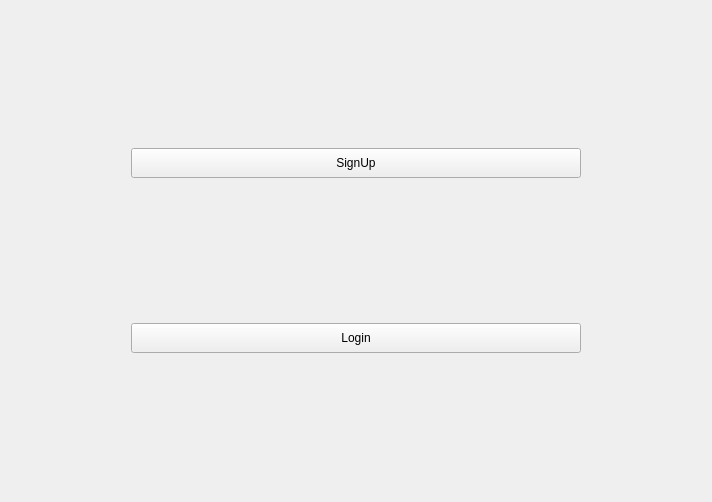
Above: mainwindow.ui from Kebabist/Messenger_C--_1 before the change. Below: the same form after it.
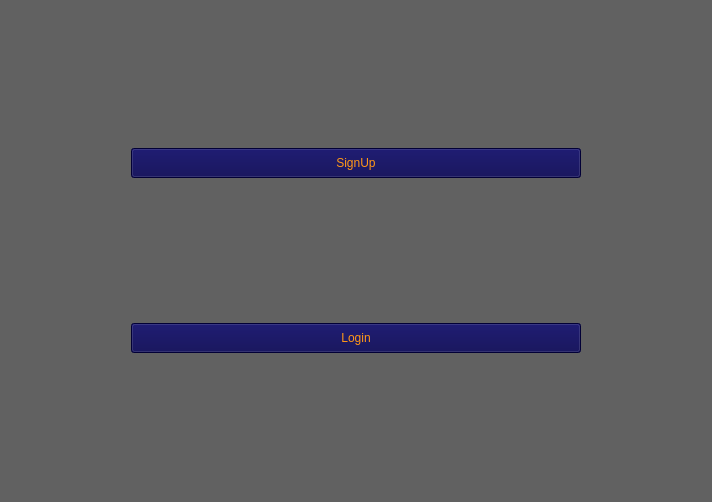
That is the form after the change.

Diff of the .ui file:
```diff
--- a/mainwindow.ui
+++ b/mainwindow.ui
@@ -13,6 +13,10 @@
   <property name="windowTitle">
    <string>MainWindow</string>
   </property>
+  <property name="styleSheet">
+   <string notr="true">background-color: rgb(97, 97, 97);
+color: rgb(255, 151, 23);</string>
+  </property>
   <widget class="QWidget" name="centralwidget">
    <layout class="QGridLayout" name="gridLayout">
     <item row="0" column="0">
@@ -38,6 +42,11 @@
       <property name="cursor">
        <cursorShape>PointingHandCursor</cursorShape>
       </property>
+      <property name="styleSheet">
+       <string notr="true">background-color: rgb(3, 0, 76);
+
+</string>
+      </property>
       <property name="text">
        <string>SignUp</string>
       </property>
@@ -60,6 +69,11 @@
       <property name="cursor">
        <cursorShape>PointingHandCursor</cursorShape>
       </property>
+      <property name="styleSheet">
+       <string notr="true">background-color: rgb(3, 0, 76);
+
+</string>
+      </property>
       <property name="text">
        <string>Login</string>
       </property>
```
